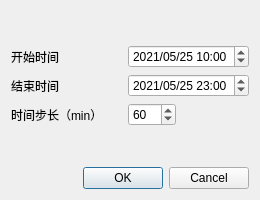
holmescao/sponge_city, file utils/ui/sim_dates.ui: the form before one commit.
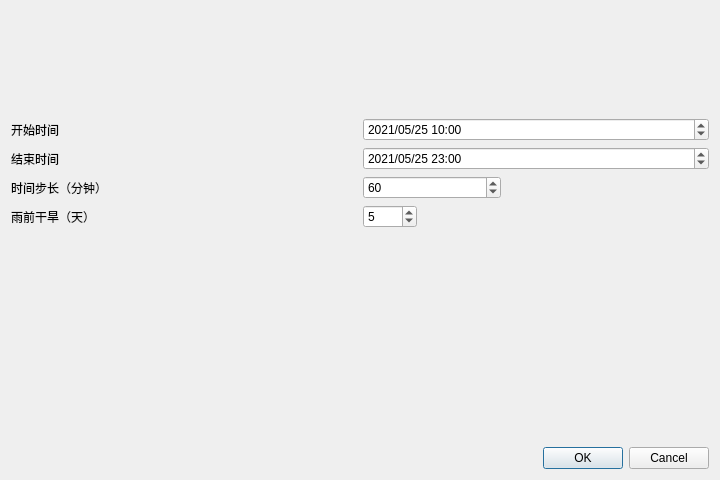
The form after the commit.

```diff
--- a/utils/ui/sim_dates.ui
+++ b/utils/ui/sim_dates.ui
@@ -6,16 +6,16 @@
    <rect>
     <x>0</x>
     <y>0</y>
-    <width>260</width>
-    <height>200</height>
+    <width>720</width>
+    <height>480</height>
    </rect>
   </property>
   <property name="windowTitle">
    <string>仿真日期</string>
   </property>
-  <layout class="QHBoxLayout" name="horizontalLayout_5">
+  <layout class="QHBoxLayout" name="horizontalLayout_6">
    <item>
-    <layout class="QVBoxLayout" name="verticalLayout_3">
+    <layout class="QVBoxLayout" name="verticalLayout_3" stretch="1,8,2,2">
      <item>
       <spacer name="verticalSpacer_2">
        <property name="orientation">
@@ -30,7 +30,7 @@
       </spacer>
      </item>
      <item>
-      <layout class="QHBoxLayout" name="horizontalLayout_4">
+      <layout class="QHBoxLayout" name="horizontalLayout_5">
        <item>
         <layout class="QVBoxLayout" name="verticalLayout_2">
          <item>
@@ -84,7 +84,14 @@
          <item>
           <widget class="QLabel" name="label_sim_timestep">
            <property name="text">
-            <string>时间步长（min）</string>
+            <string>时间步长（分钟）</string>
+           </property>
+          </widget>
+         </item>
+         <item>
+          <widget class="QLabel" name="label_sim_ADP">
+           <property name="text">
+            <string>雨前干旱（天）</string>
            </property>
           </widget>
          </item>
@@ -160,6 +167,36 @@
            </item>
           </layout>
          </item>
+         <item>
+          <layout class="QHBoxLayout" name="horizontalLayout_4">
+           <item>
+            <widget class="QSpinBox" name="spinBox_ADP">
+             <property name="minimum">
+              <number>0</number>
+             </property>
+             <property name="maximum">
+              <number>9999</number>
+             </property>
+             <property name="value">
+              <number>5</number>
+             </property>
+            </widget>
+           </item>
+           <item>
+            <spacer name="horizontalSpacer_4">
+             <property name="orientation">
+              <enum>Qt::Horizontal</enum>
+             </property>
+             <property name="sizeHint" stdset="0">
+              <size>
+               <width>40</width>
+               <height>20</height>
+              </size>
+             </property>
+            </spacer>
+           </item>
+          </layout>
+         </item>
         </layout>
        </item>
       </layout>
```
